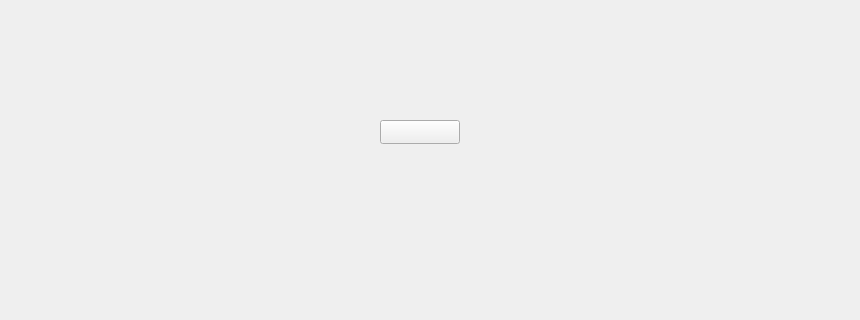
RobbeNooyens/RATSQL, file src/gui/MainWindow.ui: the form before one commit; both pictures show x 0 to 860 and y 0 to 320 of the 860 by 517 pixel window.
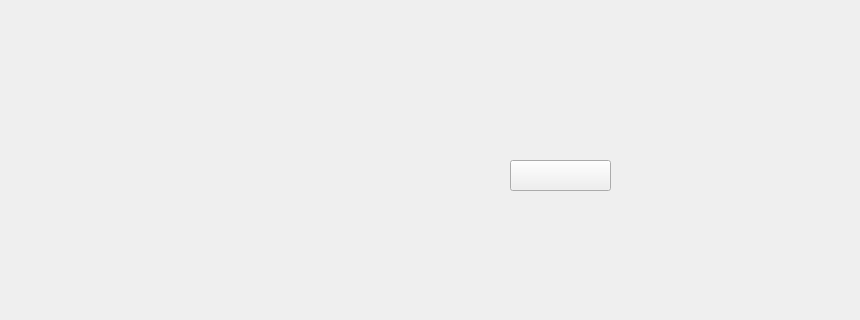
The form after the commit.

The edit to the form file:
```diff
--- a/src/gui/MainWindow.ui
+++ b/src/gui/MainWindow.ui
@@ -29,10 +29,10 @@
    <widget class="QWidget" name="gridLayoutWidget">
     <property name="geometry">
      <rect>
-      <x>0</x>
-      <y>0</y>
-      <width>641</width>
-      <height>91</height>
+      <x>10</x>
+      <y>10</y>
+      <width>751</width>
+      <height>121</height>
      </rect>
     </property>
     <layout class="QGridLayout" name="gridChards">
@@ -44,10 +44,10 @@
    <widget class="QPushButton" name="buttonConvert">
     <property name="geometry">
      <rect>
-      <x>380</x>
-      <y>120</y>
-      <width>80</width>
-      <height>24</height>
+      <x>510</x>
+      <y>160</y>
+      <width>101</width>
+      <height>31</height>
      </rect>
     </property>
     <property name="text">
@@ -57,10 +57,10 @@
    <widget class="QWidget" name="gridLayoutWidget_2">
     <property name="geometry">
      <rect>
-      <x>630</x>
-      <y>100</y>
-      <width>160</width>
-      <height>80</height>
+      <x>510</x>
+      <y>220</y>
+      <width>331</width>
+      <height>261</height>
      </rect>
     </property>
     <layout class="QGridLayout" name="gridSettings"/>
@@ -68,10 +68,10 @@
    <widget class="QWidget" name="horizontalLayoutWidget">
     <property name="geometry">
      <rect>
-      <x>80</x>
-      <y>210</y>
-      <width>351</width>
-      <height>221</height>
+      <x>9</x>
+      <y>149</y>
+      <width>491</width>
+      <height>331</height>
      </rect>
     </property>
     <layout class="QHBoxLayout" name="layoutTextEdit"/>
```
Left out of the diff: 10 changed lines with no effect on the pictures.
